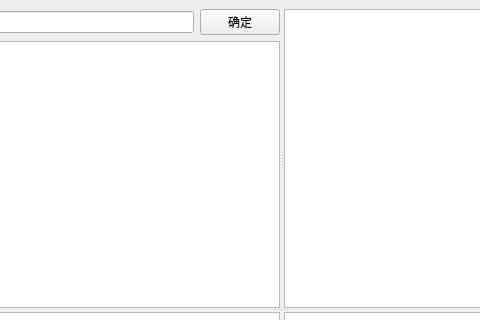
Before: the Qt Designer form Lab1_lexical_analysis/UI/Latex_UI.ui in Billy-Nie/HIT_compiler, drawn with Qt 5; both pictures show x 118 to 598 and y 0 to 320 of the 800 by 600 pixel window.
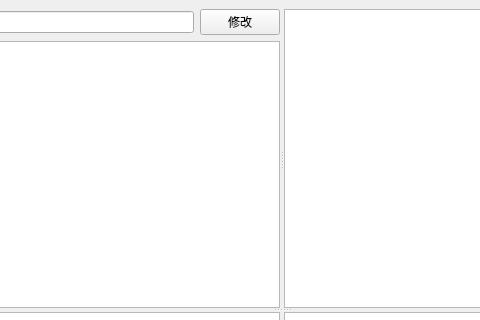
After: the same form once the commit is applied.

What changed in the file:
```diff
--- a/Lab1_lexical_analysis/UI/Latex_UI.ui
+++ b/Lab1_lexical_analysis/UI/Latex_UI.ui
@@ -24,7 +24,7 @@
        <property name="orientation">
         <enum>Qt::Horizontal</enum>
        </property>
-       <widget class="QWidget" name="">
+       <widget class="QWidget" name="layoutWidget">
         <layout class="QVBoxLayout" name="verticalLayout">
          <item>
           <layout class="QHBoxLayout" name="horizontalLayout">
@@ -41,7 +41,7 @@
            <item>
             <widget class="QPushButton" name="pushButton">
              <property name="text">
-              <string>确定</string>
+              <string>修改</string>
              </property>
             </widget>
            </item>
```
